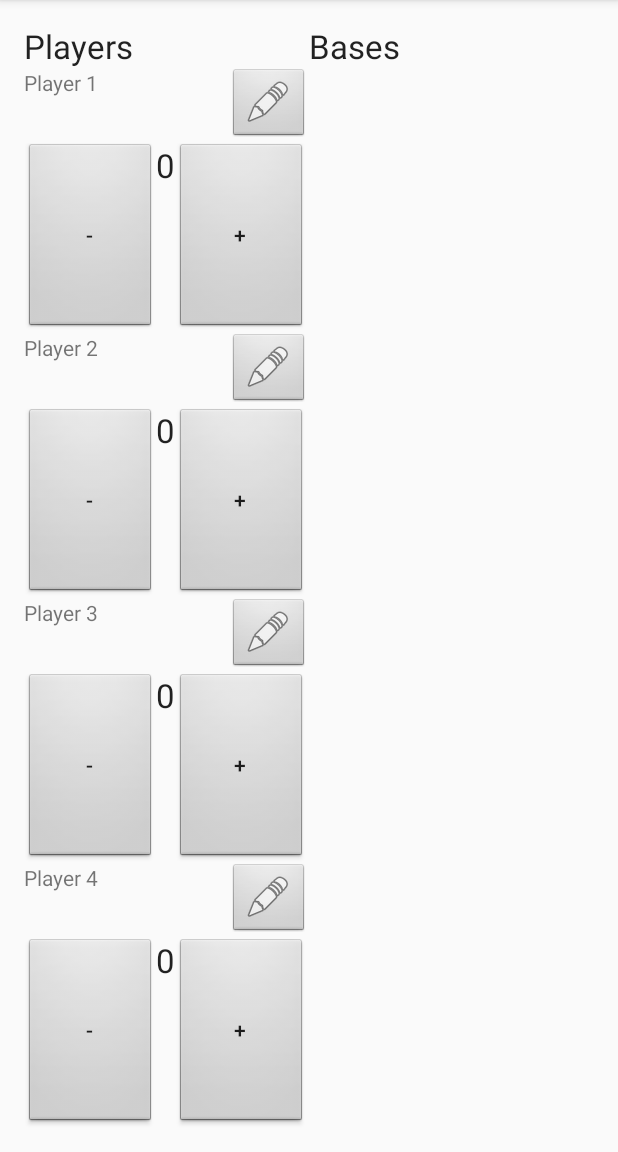
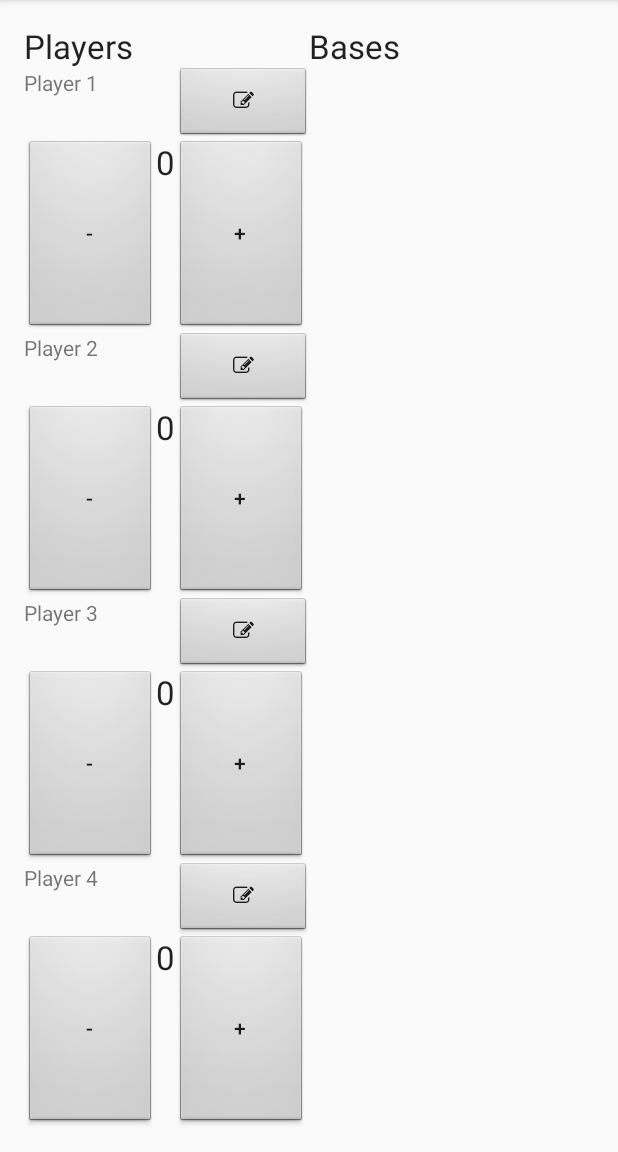
Before and after one commit to BenignBeppe/SmashUpCompanion, an Android app: the screen it shows after launch (MainActivity), on a phone screen of 412 x 824 dp, the part 84-1236 px from its top. Run offline under Robolectric (Android 15) with nearby library versions, the phone set to English and light mode, and no system bars.

Commit message:
Added Font Awesome and used it for player edit button.

```diff
--- /dev/null
+++ b/app/src/main/java/com/github/benignbeppe/smashupcompanion/Font.java
@@ -0,0 +1,16 @@
+package com.github.benignbeppe.smashupcompanion;
+
+import android.content.Context;
+import android.graphics.Typeface;
+
+/**
+ * Created by sebastian on 2015-11-14.
+ */
+public class Font {
+    public static Typeface fontAwesome;
+
+    public static void init(Context context) {
+        fontAwesome = Typeface.createFromAsset(context.getAssets(),
+                "fonts/fontawesome-webfont.ttf");
+    }
+}
--- a/app/src/main/java/com/github/benignbeppe/smashupcompanion/MainActivity.java
+++ b/app/src/main/java/com/github/benignbeppe/smashupcompanion/MainActivity.java
@@ -18,6 +18,7 @@ public class MainActivity extends AppCompatActivity {
     protected void onCreate(Bundle savedInstanceState) {
         super.onCreate(savedInstanceState);
         players = new ArrayList<>();
+        Font.init(this);
         setContentView(R.layout.activity_main);
         Toolbar toolbar = (Toolbar) findViewById(R.id.toolbar);
         setSupportActionBar(toolbar);
--- a/app/src/main/java/com/github/benignbeppe/smashupcompanion/Player.java
+++ b/app/src/main/java/com/github/benignbeppe/smashupcompanion/Player.java
@@ -3,6 +3,7 @@ package com.github.benignbeppe.smashupcompanion;
 import android.app.AlertDialog;
 import android.content.Context;
 import android.content.DialogInterface;
+import android.graphics.Typeface;
 import android.util.AttributeSet;
 import android.util.Log;
 import android.view.View;
@@ -33,8 +34,9 @@ public class Player extends LinearLayout implements View.OnClickListener,
     protected void onFinishInflate() {
         super.onFinishInflate();
         nameView = (TextView)findViewById(R.id.playerName);
-        ImageButton editButton = (ImageButton)findViewById(R.id.edit);
+        Button editButton = (Button)findViewById(R.id.edit);
         editButton.setOnClickListener(this);
+        editButton.setTypeface(Font.fontAwesome);
         Button decreaseButton = (Button)findViewById(R.id.decrease);
         decreaseButton.setOnClickListener(this);
         Button increaseButton = (Button)findViewById(R.id.increase);
@@ -57,16 +59,7 @@ public class Player extends LinearLayout implements View.OnClickListener,
                 changePoints(points + 1);
                 break;
             case R.id.edit:
-                AlertDialog.Builder dialogBuilder =
-                        new AlertDialog.Builder(activity);
-                dialogBuilder.setTitle(R.string.editPlayerTitle);
-                dialogBuilder.setPositiveButton(android.R.string.ok, this);
-                dialogBuilder.setNegativeButton(android.R.string.cancel, this);
-                View dialogueView = View.inflate(
-                        activity, R.layout.edit_player_dialogue, null);
-                dialogBuilder.setView(dialogueView);
-                dialogBuilder.create();
-                dialogBuilder.show();
+                showEditDialogue();
                 break;
         }
     }
@@ -76,6 +69,21 @@ public class Player extends LinearLayout implements View.OnClickListener,
         pointsView.setText(String.valueOf(points));
         Log.d(getClass().getSimpleName(), "Changed points for player '" + name +
                 "' to " + points);
+    }
+
+    private void showEditDialogue() {
+        AlertDialog.Builder dialogBuilder =
+                new AlertDialog.Builder(activity);
+        dialogBuilder.setTitle(R.string.editPlayerTitle);
+        dialogBuilder.setPositiveButton(android.R.string.ok, this);
+        dialogBuilder.setNegativeButton(android.R.string.cancel, this);
+        View dialogueView = View.inflate(
+                activity, R.layout.edit_player_dialogue, null);
+        dialogBuilder.setView(dialogueView);
+        TextView nameView = (TextView)dialogueView.findViewById(R.id.name);
+        nameView.setText(name);
+        dialogBuilder.create();
+        dialogBuilder.show();
     }
 
     @Override
--- a/app/src/main/res/layout/player.xml
+++ b/app/src/main/res/layout/player.xml
@@ -11,16 +11,16 @@
             android:orientation="horizontal">
         <TextView
             android:id="@+id/playerName"
-            android:layout_width="wrap_content"
+            android:layout_width="0dp"
             android:layout_height="wrap_content"
             android:layout_weight="1" />
-        <ImageButton
+        <Button
             android:id="@+id/edit"
             android:layout_width="wrap_content"
             android:layout_height="wrap_content"
-            android:src="@android:drawable/ic_menu_edit"
-            android:background="@android:drawable/btn_default"
-            android:layout_gravity="right" />
+            android:background="@android:drawable/btn_default_small"
+            android:text="@string/editIcon"
+            android:layout_gravity="end" />
     </LinearLayout>
     <LinearLayout
             android:layout_width="wrap_content"
--- a/app/src/main/res/values/strings.xml
+++ b/app/src/main/res/values/strings.xml
@@ -7,4 +7,6 @@
     <string name="increase">+</string>
     <string name="editPlayerTitle">Edit Player</string>
     <string name="playerNameLabel">Name</string>
+    <string name="fontAwesome">fonts/fontawesome-webfont.ttf</string>
+    <string name="editIcon">&#xf044;</string>
 </resources>
```
Also changed, not shown: app/src/main/assets/fonts/fontawesome-webfont.ttf (added).
